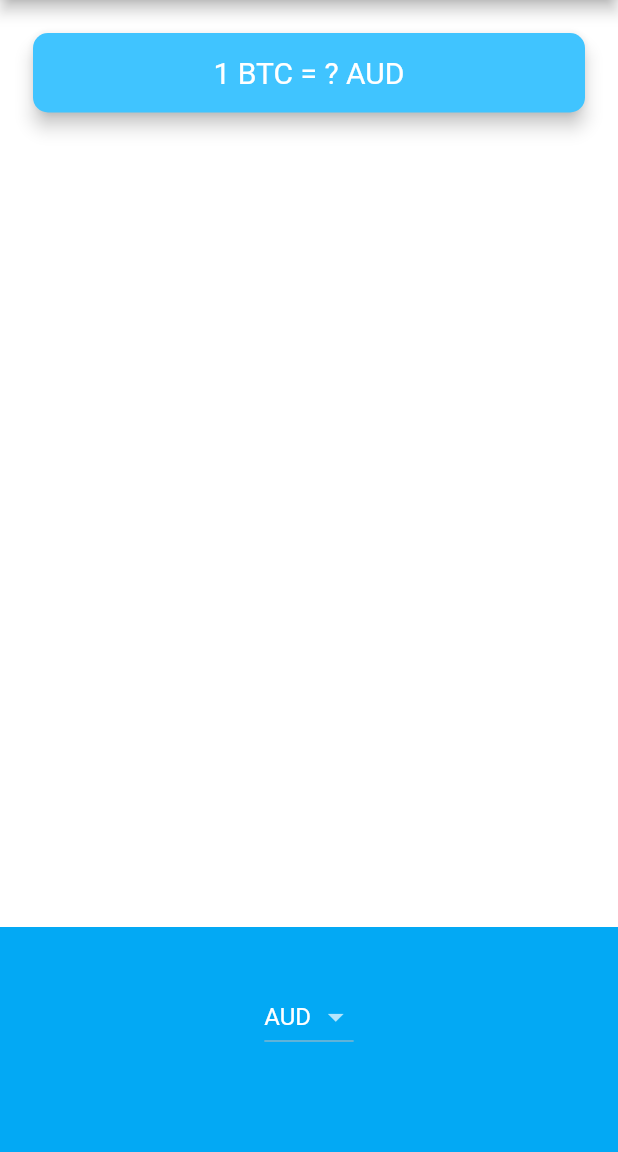
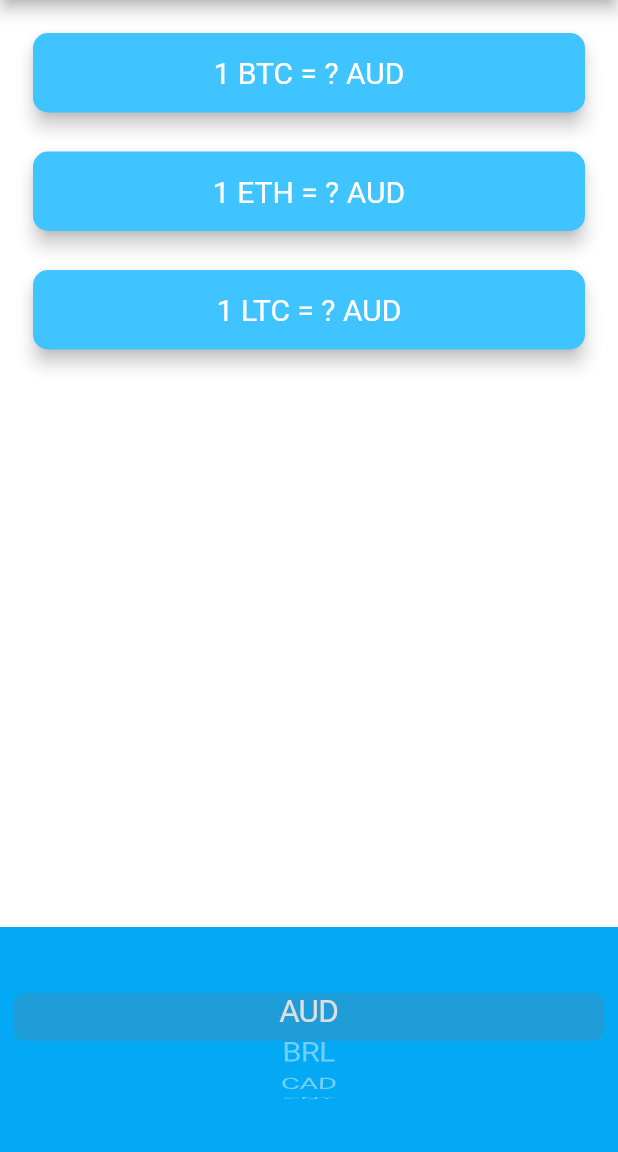
Before and after one commit to hakimihamzan/code_journey, a Flutter app: the screen it shows after launch, on a phone screen of 412 x 824 dp, the part 84-1236 px from its top. Run offline on Flutter 3.47's test engine with Material 2 defaults, Android fonts, the phone set to English and light mode, and no system bars; our stand-ins replace audioplayers; network calls fail; project files that could hold a hidden picture were left out.

Commit message:
bitcoin tracker complete

```diff
--- a/10th - October/x4_bitcoin_tracker/lib/price_screen.dart
+++ b/10th - October/x4_bitcoin_tracker/lib/price_screen.dart
@@ -9,8 +9,8 @@ class PriceScreen extends StatefulWidget {
 }
 
 class _PriceScreenState extends State<PriceScreen> {
-  //TODO 6: Update the default currency to AUD, the first item in the currencyList.
   String selectedCurrency = 'AUD';
+  String cryptoCurrency = 'BTC';
 
   DropdownButton<String> androidDropdown() {
     List<DropdownMenuItem<String>> dropdownItems = [];
@@ -27,7 +27,6 @@ class _PriceScreenState extends State<PriceScreen> {
       items: dropdownItems,
       onChanged: (value) {
         setState(() {
-          //TODO 2: Call getData() when the picker/dropdown changes.
           selectedCurrency = value;
           getData();
         });
@@ -38,7 +37,10 @@ class _PriceScreenState extends State<PriceScreen> {
   CupertinoPicker iOSPicker() {
     List<Text> pickerItems = [];
     for (String currency in currenciesList) {
-      pickerItems.add(Text(currency));
+      pickerItems.add(Text(
+        currency,
+        style: TextStyle(color: Colors.white),
+      ));
     }
 
     return CupertinoPicker(
@@ -46,9 +48,7 @@ class _PriceScreenState extends State<PriceScreen> {
       itemExtent: 32.0,
       onSelectedItemChanged: (selectedIndex) {
         print(selectedIndex);
-        //TODO 1: Save the selected currency to the property selectedCurrency
         selectedCurrency = currenciesList[selectedIndex];
-        //TODO 2: Call getData() when the picker/dropdown changes.
         getData();
       },
       children: pickerItems,
@@ -56,12 +56,18 @@ class _PriceScreenState extends State<PriceScreen> {
   }
 
   String bitcoinValue = '?';
+  String ethereumValue = '?';
+  String litecoinValue = '?';
 
   void getData() async {
     try {
-      double data = await CoinData().getCoinData(selectedCurrency);
+      var data = await CoinData().getCoinData(selectedCurrency);
+      print(data);
+      //data is now map
       setState(() {
-        bitcoinValue = data.toStringAsFixed(0);
+        bitcoinValue = data['BTC'].toString();
+        ethereumValue = data['ETH'].toString();
+        litecoinValue = data['LTC'].toString();
       });
     } catch (e) {
       print(e);
@@ -84,7 +90,46 @@ class _PriceScreenState extends State<PriceScreen> {
         mainAxisAlignment: MainAxisAlignment.spaceBetween,
         crossAxisAlignment: CrossAxisAlignment.stretch,
         children: <Widget>[
-          Padding(
+          Column(
+            crossAxisAlignment: CrossAxisAlignment.stretch,
+            children: [
+              CryptoCard(
+                  bitcoinValue: bitcoinValue,
+                  cryptoCurrency: 'BTC',
+                  selectedCurrency: selectedCurrency),
+              CryptoCard(
+                  bitcoinValue: ethereumValue,
+                  cryptoCurrency: 'ETH',
+                  selectedCurrency: selectedCurrency),
+              CryptoCard(
+                  bitcoinValue: litecoinValue,
+                  cryptoCurrency: 'LTC',
+                  selectedCurrency: selectedCurrency),
+            ],
+          ),
+          Container(
+            height: 150.0,
+            alignment: Alignment.center,
+            padding: EdgeInsets.only(bottom: 30.0),
+            color: Colors.lightBlue,
+            child: Platform.isAndroid ? iOSPicker() : androidDropdown(),
+          ),
+        ],
+      ),
+    );
+  }
+}
+
+class CryptoCard extends StatelessWidget {
+  CryptoCard({this.bitcoinValue, this.selectedCurrency, this.cryptoCurrency});
+
+  final String bitcoinValue;
+  final String selectedCurrency;
+  final String cryptoCurrency;
+
+  @override
+  Widget build(BuildContext context) {
+    return Padding(
       padding: EdgeInsets.fromLTRB(18.0, 18.0, 18.0, 0),
       child: Card(
         color: Colors.lightBlueAccent,
@@ -95,8 +140,7 @@ class _PriceScreenState extends State<PriceScreen> {
         child: Padding(
           padding: EdgeInsets.symmetric(vertical: 15.0, horizontal: 28.0),
           child: Text(
-                  //TODO 5: Update the currency name depending on the selectedCurrency.
-                  '1 BTC = $bitcoinValue $selectedCurrency',
+            '1 $cryptoCurrency = $bitcoinValue $selectedCurrency',
             textAlign: TextAlign.center,
             style: TextStyle(
               fontSize: 20.0,
@@ -105,16 +149,6 @@ class _PriceScreenState extends State<PriceScreen> {
           ),
         ),
       ),
-          ),
-          Container(
-            height: 150.0,
-            alignment: Alignment.center,
-            padding: EdgeInsets.only(bottom: 30.0),
-            color: Colors.lightBlue,
-            child: Platform.isIOS ? iOSPicker() : androidDropdown(),
-          ),
-        ],
-      ),
     );
   }
 }
```
Also changed, not shown: 10th - October/x4_bitcoin_tracker/lib/coin_data.dart (+12 -6 lines). Lines whose indentation alone changed are shown as unchanged.
